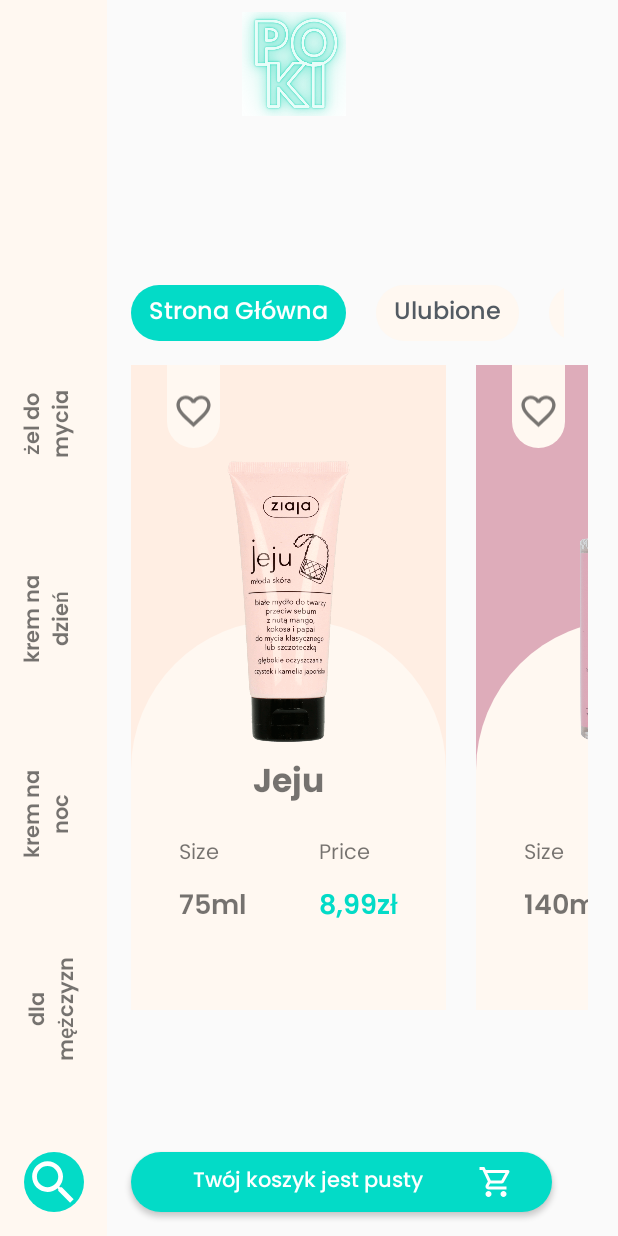
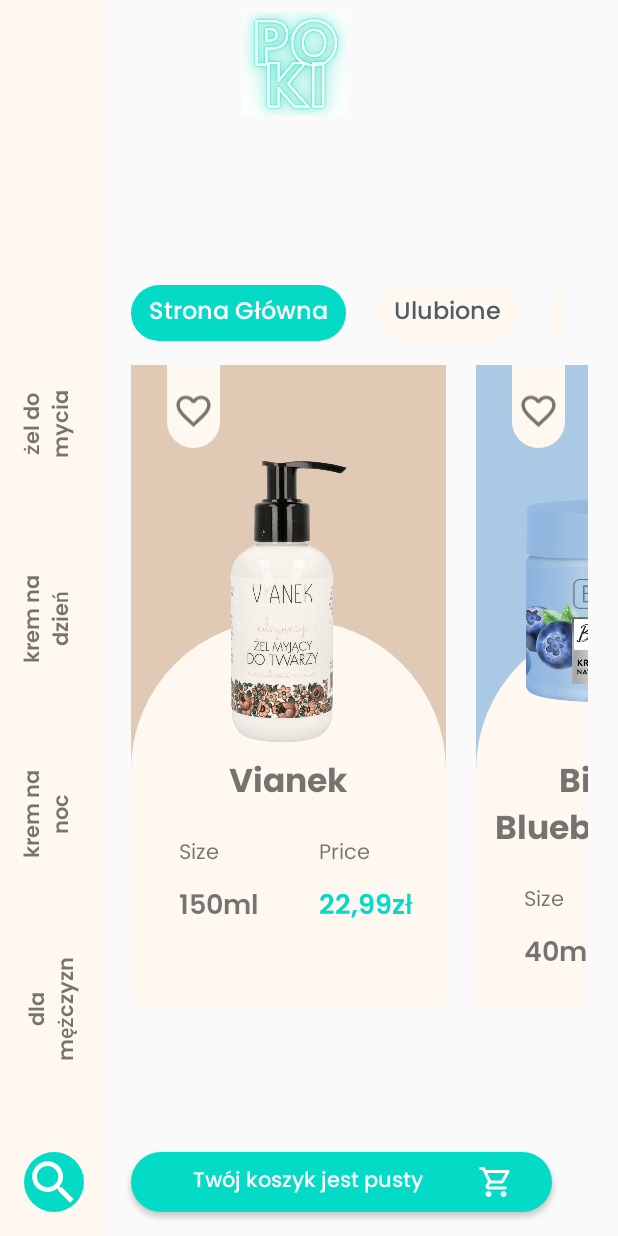
Before and after one commit to milo00/Shop, an Android app: the screen it shows after launch (MainActivity), on a phone screen of 412 x 824 dp. Run offline under Robolectric (Android 15) with nearby library versions, the phone set to English and light mode, and no system bars.

Commit message:
added new products, stable version, cart not working properly

```diff
--- a/app/src/main/java/com/example/shop/adapter/ProductAdapter.kt
+++ b/app/src/main/java/com/example/shop/adapter/ProductAdapter.kt
@@ -10,6 +10,8 @@ import android.widget.ImageView
 import android.widget.TextView
 import androidx.constraintlayout.widget.ConstraintLayout
 import androidx.recyclerview.widget.RecyclerView
+import com.example.shop.CartActivity
+import com.example.shop.MainActivity
 import com.example.shop.ProductDetailsActivity
 import com.example.shop.model.Product
 import com.example.shop.R
@@ -47,6 +49,8 @@ class ProductAdapter(private val context: Context, private val dataSource: List<
                 holder.productFavorite.setImageResource(R.drawable.ic_baseline_favorite_24)
             } else {
                 holder.productFavorite.setImageResource(R.drawable.ic_baseline_favorite_border_24)
+                //TODO:change
+                (context as MainActivity).loadProducts(R.string.category_name2)
             }
         }
 
--- a/app/src/main/java/com/example/shop/dataSource/ProductDataSource.kt
+++ b/app/src/main/java/com/example/shop/dataSource/ProductDataSource.kt
@@ -3,94 +3,37 @@ package com.example.shop.dataSource
 import com.example.shop.model.Product
 import com.example.shop.R
 
+//TODO: connect those categories with the rest of the code
 class ProductDataSource {
     companion object {
         private const val initFavourite = false
-        private const val category = R.string.zel_do_mycia
+        private const val menCategory = R.string.dla_mezczyzn
+        private const val dayCategory = R.string.krem_na_dzien
+        private const val nightCategory = R.string.krem_na_noc
+        private const val gelCategory = R.string.zel_do_mycia
         private const val initCart = 0
         val products: List<Product> = listOf(
-            Product(
-                R.string.product1,
-                R.string.capacity1,
-                R.string.description1,
-                R.string.prize1,
-                category,
-                "#FFEEE3",
-                R.drawable.image1,
-                initFavourite,
-                initCart
-            ),
-            Product(
-                R.string.product2,
-                R.string.capacity2,
-                R.string.description2,
-                R.string.prize2,
-                category,
-                "#DEACBA",
-                R.drawable.image2,
-                initFavourite,
-                initCart
-            ),
-            Product(
-                R.string.product3,
-                R.string.capacity3,
-                R.string.description3,
-                R.string.prize3,
-                category,
-                "#8EC7FA",
-                R.drawable.image3,
-                initFavourite,
-                initCart
-            ),
-            Product(
-                R.string.product4,
-                R.string.capacity4,
-                R.string.description4,
-                R.string.prize4,
-                category,
-                "#E0CAB6",
-                R.drawable.image4,
-                initFavourite,
-                initCart
-            ),
-            Product(
-                R.string.product5,
-                R.string.capacity5,
-                R.string.description5,
-                R.string.prize5,
-                category,
-                "#D5749A",
-                R.drawable.image5,
-                initFavourite,
-                initCart
-            ),
-            Product(
-                R.string.product6,
-                R.string.capacity6,
-                R.string.description6,
-                R.string.prize6,
-                category,
-                "#6ACC8A",
-                R.drawable.image6,
-                initFavourite,
-                initCart
-            ),
-            Product(
-                R.string.product7,
-                R.string.capacity7,
-                R.string.description7,
-                R.string.prize7,
-                category,
-                "#2BA8DC",
-                R.drawable.image7,
-                initFavourite,
-                initCart
-            )
+            Product(R.string.product1, R.string.capacity1, R.string.description1, R.string.prize1, gelCategory, "#FFEEE3", R.drawable.image1, initFavourite, initCart),
+            Product(R.string.product2, R.string.capacity2, R.string.description2, R.string.prize2, gelCategory, "#DEACBA", R.drawable.image2, initFavourite, initCart),
+            Product(R.string.product3, R.string.capacity3, R.string.description3, R.string.prize3, gelCategory, "#8EC7FA", R.drawable.image3, initFavourite, initCart),
+            Product(R.string.product4, R.string.capacity4, R.string.description4, R.string.prize4, gelCategory, "#E0CAB6", R.drawable.image4, initFavourite, initCart),
+            Product(R.string.product5, R.string.capacity5, R.string.description5, R.string.prize5, gelCategory, "#D5749A", R.drawable.image5, initFavourite, initCart),
+            Product(R.string.product6, R.string.capacity6, R.string.description6, R.string.prize6, gelCategory, "#6ACC8A", R.drawable.image6, initFavourite, initCart),
+            Product(R.string.product7, R.string.capacity7, R.string.description7, R.string.prize7, gelCategory, "#2BA8DC", R.drawable.image7, initFavourite, initCart),
+            Product(R.string.product8, R.string.capacity8, R.string.description8, R.string.prize8, dayCategory, "#D4BFB9", R.drawable.image8, initFavourite, initCart),
+            Product(R.string.product9, R.string.capacity9, R.string.description9, R.string.prize9, dayCategory, "#3965A3", R.drawable.image9, initFavourite, initCart),
+            Product(R.string.product10, R.string.capacity10, R.string.description10, R.string.prize10, dayCategory, "#F9A76E", R.drawable.image10, initFavourite, initCart),
+            Product(R.string.product11, R.string.capacity11, R.string.description11, R.string.prize11, dayCategory, "#CD9D6C", R.drawable.image11, initFavourite, initCart),
+            Product(R.string.product12, R.string.capacity12, R.string.description12, R.string.prize12, dayCategory, "#74BF27", R.drawable.image12, initFavourite, initCart),
+            Product(R.string.product13, R.string.capacity13, R.string.description13, R.string.prize13, dayCategory, "#9BC37C", R.drawable.image13, initFavourite, initCart),
+            Product(R.string.product14, R.string.capacity14, R.string.description14, R.string.prize14, dayCategory, "#AAC9E5", R.drawable.image14, initFavourite, initCart)
         )
+
+        val shuffledProducts = products.shuffled()
     }
 
     fun loadProductsMain(): List<Product> {
-        return products
+        return shuffledProducts
     }
 
     fun loadProducts(condition: (product: Product) -> Boolean): List<Product> {
--- a/app/src/main/res/layout/activity_product_details.xml
+++ b/app/src/main/res/layout/activity_product_details.xml
@@ -86,9 +86,13 @@
                 android:id="@+id/image"
                 android:layout_width="0dp"
                 android:layout_height="250dp"
+                android:layout_marginStart="16dp"
+                android:layout_marginLeft="16dp"
                 android:layout_marginTop="50dp"
-                app:layout_constraintEnd_toEndOf="parent"
-                app:layout_constraintStart_toStartOf="parent"
+                android:layout_marginEnd="16dp"
+                android:layout_marginRight="16dp"
+                app:layout_constraintEnd_toStartOf="@+id/favorite"
+                app:layout_constraintStart_toEndOf="@+id/emptyCart"
                 app:layout_constraintTop_toTopOf="parent"
                 app:srcCompat="@drawable/image1" />
 
--- a/app/src/main/res/layout/product_row.xml
+++ b/app/src/main/res/layout/product_row.xml
@@ -110,7 +110,11 @@
         android:id="@+id/image"
         android:layout_width="0dp"
         android:layout_height="0dp"
+        android:layout_marginStart="32dp"
+        android:layout_marginLeft="32dp"
         android:layout_marginTop="8dp"
+        android:layout_marginEnd="32dp"
+        android:layout_marginRight="32dp"
         android:layout_marginBottom="8dp"
         app:layout_constraintBottom_toTopOf="@+id/name"
         app:layout_constraintEnd_toEndOf="parent"
--- a/app/src/main/res/values/strings.xml
+++ b/app/src/main/res/values/strings.xml
@@ -17,7 +17,13 @@
     <string name="product6">Soraya Kombucha</string>
     <string name="product3">Tołpa</string>
     <string name="product7">AA Vegan</string>
-    <string name="product8">Mixa</string>
+    <string name="product8">Uzdrovisko Mak</string>
+    <string name="product9">Dermedic Hydrain2</string>
+    <string name="product10">Bielenda Eco Nature</string>
+    <string name="product11">Revox Just</string>
+    <string name="product12">Jumi</string>
+    <string name="product13">Teatology Matcha Tea</string>
+    <string name="product14">Bielenda Blueberry C-Tox</string>
 
     <string name="description5">roślinny żel myjący do twarzy, 150 ml</string>
     <string name="description4">odżywczy żel myjący do twarzy, 150 ml</string>
@@ -26,7 +32,16 @@
     <string name="description6">naturalny żel do mycia twarzy do każdego typu cery, 150 ml</string>
     <string name="description3">żel z peelingiem i czerwoną glinką do mycia twarzy, 75 ml</string>
     <string name="description7">żel do mycia twarzy oczyszczająco-seboreguljący, 150 ml</string>
-    <string name="description8">kremowy żel do mycia twarzy, 200 ml</string>
+    <string name="description8">całodniowy krem do twarzy, 50 ml</string>
+    <string name="description9">nawilżający krem o przedłużonym działaniu, 50 ml</string>
+    <string name="description10">krem nawilżający do twarzy, 50 ml</string>
+    <string name="description11">krem przeciwsłoneczny do twarzy SPF50, 30 ml</string>
+    <string name="description12">wielofunkcyjny żel aloesowy 99%, 200 ml</string>
+    <string name="description13">ujędrniający krem do twarzy i szyi, 50 ml</string>
+    <string name="description14">nawilżająco-rozświetlający krem pianka do twarzy na dzień i na noc, 40 g</string>
+    <string name="description15">Mixa</string>
+
+
 
     <string name="prize5">19,99zł</string>
     <string name="prize4">22,99zł</string>
@@ -35,7 +50,13 @@
     <string name="prize6">15,99zł</string>
     <string name="prize3">9,99zł</string>
     <string name="prize7">15,99zł</string>
-    <string name="prize8">22,99zł</string>
+    <string name="prize8">50,99zł</string>
+    <string name="prize9">39,99zł</string>
+    <string name="prize10">20,99zł</string>
+    <string name="prize11">29,99zł</string>
+    <string name="prize12">24,99zł</string>
+    <string name="prize13">135,99zł</string>
+    <string name="prize14">15,99</string>
 
     <string name="capacity5">150ml</string>
     <string name="capacity4">150ml</string>
@@ -44,7 +65,13 @@
     <string name="capacity6">140ml</string>
     <string name="capacity3">150ml</string>
     <string name="capacity7">75ml</string>
-    <string name="capacity8">200ml</string>
+    <string name="capacity8">50ml</string>
+    <string name="capacity9">50ml</string>
+    <string name="capacity10">50ml</string>
+    <string name="capacity11">30ml</string>
+    <string name="capacity12">200ml</string>
+    <string name="capacity13">50ml</string>
+    <string name="capacity14">40ml</string>
 
     <string name="color1">#FFEEE3</string>
     <string name="color2">#DEACBA</string>
@@ -53,6 +80,13 @@
     <string name="color5">#D5749A</string>
     <string name="color6">#6ACC8A</string>
     <string name="color7">#2BA8DC</string>
+    <string name="color8">#D4BFB9</string>
+    <string name="color9">#504287</string>
+    <string name="color10">#F9A76E</string>
+    <string name="color11">#CD9D6C</string>
+    <string name="color12">#DEC372</string>
+    <string name="color13">#9BC37C</string>
+    <string name="color14">#AAC9E5</string>
 
     <string name="details1">Roślinny żel myjący do twarzy SORAYA plante naturalnie oczyszcza skórę dzięki zawartości delikatnej substancji myjącej pochodzenia roślinnego. Zawiera wyciągi z aloesu i białej herbaty. Doskonale usuwa zanieczyszczenia, pozostawiając skórę oczyszczoną, świeżą, gotową do dalszej pielęgnacji.</string>
     <string name="details2"></string>
```
Also changed, not shown: app/src/main/res/drawable/image10.png (added), app/src/main/res/drawable/image11.png (added), app/src/main/res/drawable/image12.png (added), app/src/main/res/drawable/image13.png (added), app/src/main/res/drawable/image14.png (added), app/src/main/res/drawable/image8.png (added), app/src/main/res/drawable/image9.png (added).
